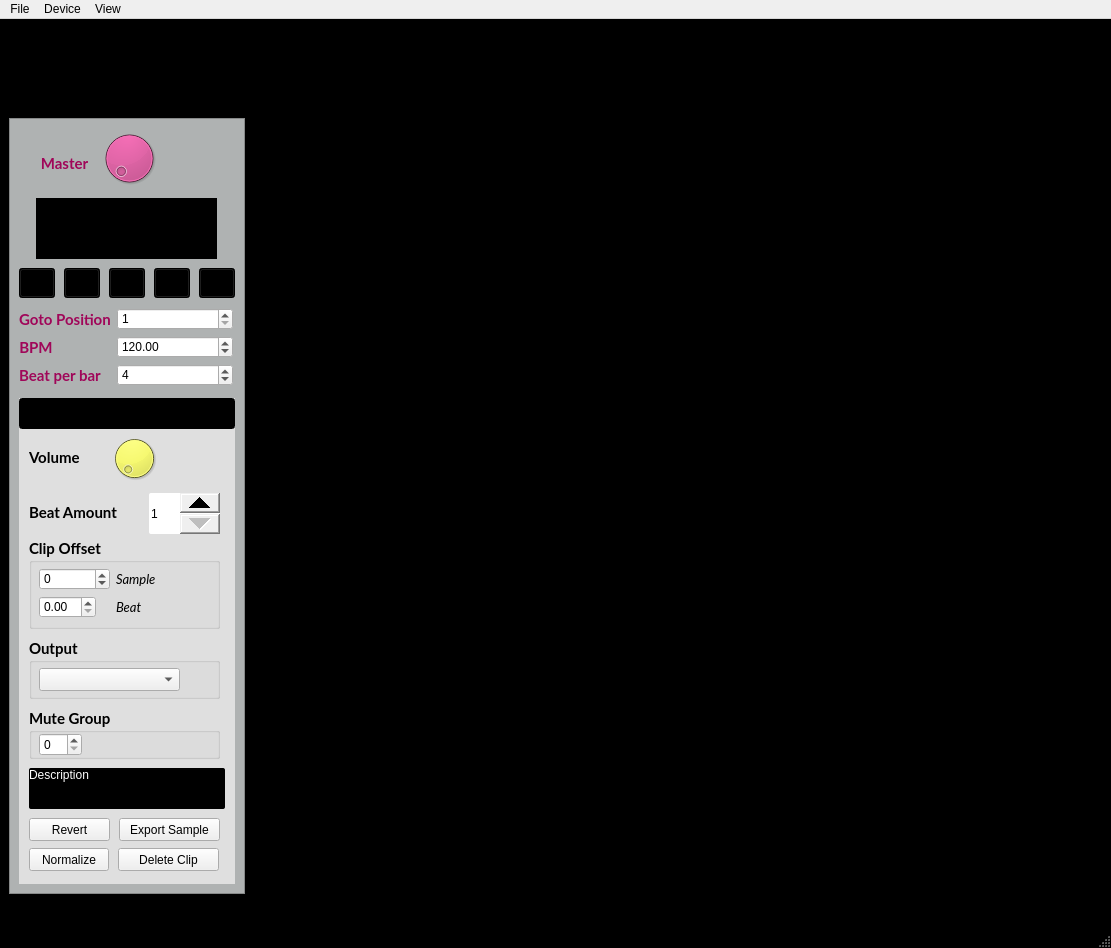
This is gui_ui.ui in Vampouille/superboucle as Qt 5 draws it before an edit. The edited form follows.
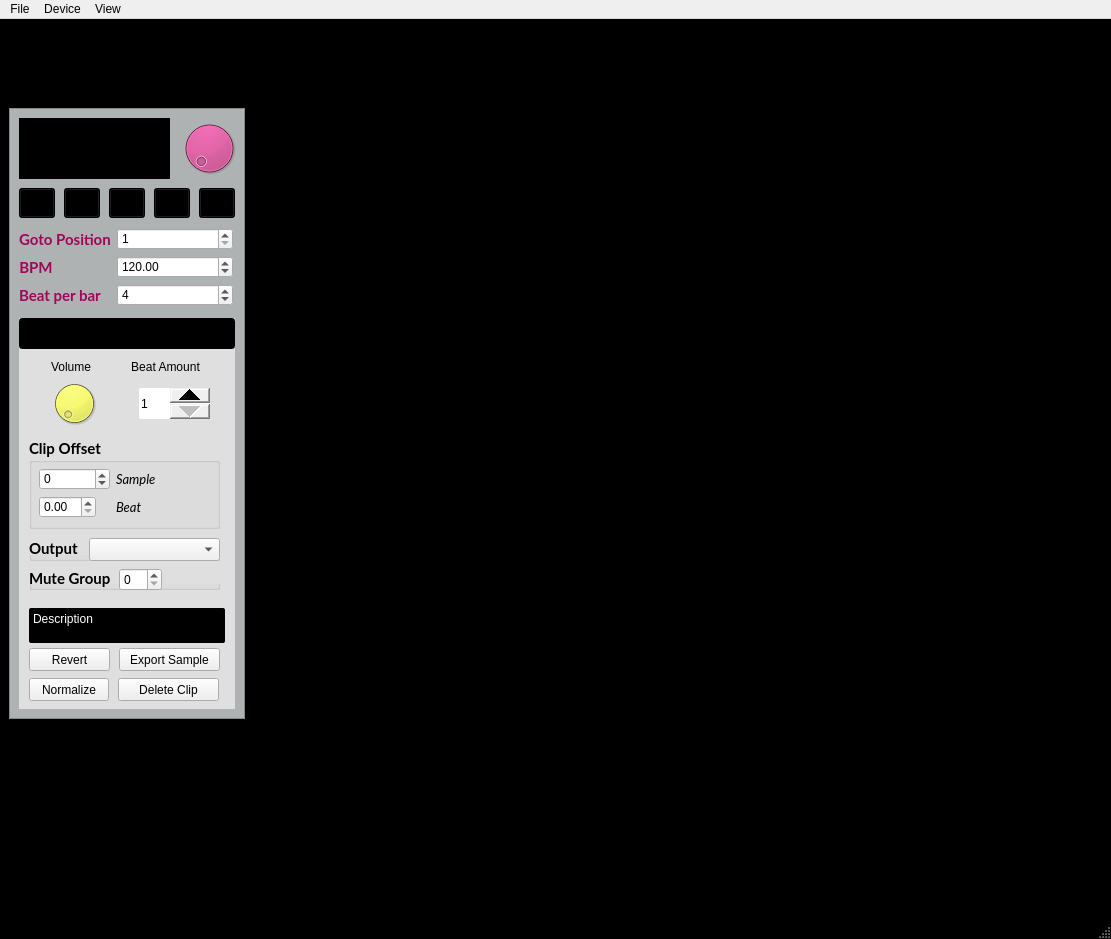
This is the edited form. Icons and pictures are not drawn. Custom widgets are drawn as their Qt base class.

Commit message:
Adapt UI to fit on laptop
Adapt UI to scren height on laptop : 768 px minus window manager bar
~742 px. Left part of UI fit on 719px.

Patch:
```diff
--- a/gui_ui.ui
+++ b/gui_ui.ui
@@ -7,7 +7,7 @@
     <x>0</x>
     <y>0</y>
     <width>1111</width>
-    <height>948</height>
+    <height>939</height>
    </rect>
   </property>
   <property name="windowTitle">
@@ -24,7 +24,7 @@
    <property name="styleSheet">
     <string notr="true">#centralwidget {background-color: Black;}</string>
    </property>
-   <layout class="QHBoxLayout" name="horizontalLayout" stretch="0,9">
+   <layout class="QHBoxLayout" name="horizontalLayout" stretch="0,0">
     <property name="spacing">
      <number>6</number>
     </property>
@@ -85,9 +85,9 @@
          <property name="geometry">
           <rect>
            <x>0</x>
-           <y>90</y>
+           <y>80</y>
            <width>236</width>
-           <height>776</height>
+           <height>611</height>
           </rect>
          </property>
          <property name="styleSheet">
@@ -103,7 +103,7 @@
          <widget class="QSuperDial" name="master_volume">
           <property name="geometry">
            <rect>
-            <x>90</x>
+            <x>170</x>
             <y>10</y>
             <width>60</width>
             <height>60</height>
@@ -123,41 +123,13 @@
            <number>256</number>
           </property>
          </widget>
-         <widget class="QLabel" name="label_6">
-          <property name="geometry">
-           <rect>
-            <x>10</x>
-            <y>30</y>
-            <width>91</width>
-            <height>30</height>
-           </rect>
-          </property>
-          <property name="font">
-           <font>
-            <family>Lato</family>
-            <pointsize>11</pointsize>
-            <weight>75</weight>
-            <bold>true</bold>
-            <kerning>true</kerning>
-           </font>
-          </property>
-          <property name="styleSheet">
-           <string notr="true">color: rgb(160, 6, 89);</string>
-          </property>
-          <property name="text">
-           <string>Master</string>
-          </property>
-          <property name="alignment">
-           <set>Qt::AlignCenter</set>
-          </property>
-         </widget>
          <widget class="QFrame" name="frame_clip">
           <property name="geometry">
            <rect>
             <x>10</x>
-            <y>280</y>
+            <y>210</y>
             <width>216</width>
-            <height>486</height>
+            <height>391</height>
            </rect>
           </property>
           <property name="styleSheet">
@@ -193,108 +165,20 @@
             <set>Qt::AlignCenter</set>
            </property>
           </widget>
-          <widget class="QLabel" name="label_5">
-           <property name="geometry">
-            <rect>
-             <x>10</x>
-             <y>50</y>
-             <width>71</width>
-             <height>19</height>
-            </rect>
-           </property>
-           <property name="font">
-            <font>
-             <family>Lato</family>
-             <pointsize>11</pointsize>
-             <weight>75</weight>
-             <bold>true</bold>
-            </font>
-           </property>
-           <property name="text">
-            <string>Volume</string>
-           </property>
-           <property name="alignment">
-            <set>Qt::AlignLeading|Qt::AlignLeft|Qt::AlignVCenter</set>
-           </property>
-          </widget>
-          <widget class="QSuperDial" name="clip_volume">
-           <property name="enabled">
-            <bool>true</bool>
-           </property>
-           <property name="geometry">
-            <rect>
-             <x>90</x>
-             <y>35</y>
-             <width>51</width>
-             <height>51</height>
-            </rect>
-           </property>
-           <property name="styleSheet">
-            <string notr="true">background-color: rgb(241, 248, 0);
-color: black;</string>
-           </property>
-           <property name="maximum">
-            <number>256</number>
-           </property>
-           <property name="singleStep">
-            <number>1</number>
-           </property>
-          </widget>
-          <widget class="QLabel" name="label_4">
-           <property name="geometry">
-            <rect>
-             <x>10</x>
-             <y>105</y>
-             <width>111</width>
-             <height>19</height>
-            </rect>
-           </property>
-           <property name="font">
-            <font>
-             <family>Lato</family>
-             <pointsize>11</pointsize>
-             <weight>75</weight>
-             <bold>true</bold>
-            </font>
-           </property>
-           <property name="text">
-            <string>Beat Amount</string>
-           </property>
-          </widget>
-          <widget class="QSpinBox" name="beat_diviser">
-           <property name="geometry">
-            <rect>
-             <x>130</x>
-             <y>95</y>
-             <width>71</width>
-             <height>41</height>
-            </rect>
-           </property>
-           <property name="styleSheet">
-            <string notr="true">QSpinBox::up-button { width: 40px; }
-QSpinBox::down-button { width: 40px; }
-QSpinBox { border : 0px; border-radius: 2px}</string>
-           </property>
-           <property name="minimum">
-            <number>1</number>
-           </property>
-           <property name="maximum">
-            <number>999</number>
-           </property>
-          </widget>
           <widget class="QLabel" name="clip_description">
            <property name="geometry">
             <rect>
              <x>10</x>
-             <y>370</y>
+             <y>290</y>
              <width>196</width>
-             <height>41</height>
+             <height>35</height>
             </rect>
            </property>
            <property name="styleSheet">
             <string notr="true">color: white;
 background-color: black;
-border-radius: 2px;</string>
+border-radius: 2px;
+padding: 1px;</string>
            </property>
            <property name="text">
             <string>Description</string>
@@ -307,7 +191,7 @@
            <property name="geometry">
             <rect>
              <x>99</x>
-             <y>450</y>
+             <y>360</y>
              <width>101</width>
              <height>23</height>
             </rect>
@@ -320,7 +204,7 @@
            <property name="geometry">
             <rect>
              <x>100</x>
-             <y>420</y>
+             <y>330</y>
              <width>101</width>
              <height>23</height>
             </rect>
@@ -333,7 +217,7 @@
            <property name="geometry">
             <rect>
              <x>10</x>
-             <y>450</y>
+             <y>360</y>
              <width>80</width>
              <height>23</height>
             </rect>
@@ -346,7 +230,7 @@
            <property name="geometry">
             <rect>
              <x>10</x>
-             <y>420</y>
+             <y>330</y>
              <width>81</width>
              <height>23</height>
             </rect>
@@ -359,9 +243,9 @@
            <property name="geometry">
             <rect>
              <x>10</x>
-             <y>310</y>
+             <y>250</y>
              <width>191</width>
-             <height>51</height>
+             <height>22</height>
             </rect>
            </property>
            <property name="font">
@@ -378,8 +262,8 @@
            <widget class="QSpinBox" name="mute_group">
             <property name="geometry">
              <rect>
-              <x>10</x>
-              <y>25</y>
+              <x>90</x>
+              <y>0</y>
               <width>43</width>
               <height>23</height>
              </rect>
@@ -390,7 +274,7 @@
            <property name="geometry">
             <rect>
              <x>10</x>
-             <y>140</y>
+             <y>120</y>
              <width>191</width>
              <height>91</height>
             </rect>
@@ -474,9 +358,9 @@
            <property name="geometry">
             <rect>
              <x>10</x>
-             <y>240</y>
+             <y>220</y>
              <width>191</width>
-             <height>61</height>
+             <height>23</height>
             </rect>
            </property>
            <property name="font">
@@ -493,12 +377,88 @@
            <widget class="QComboBox" name="output">
             <property name="geometry">
              <rect>
+              <x>60</x>
+              <y>0</y>
+              <width>131</width>
+              <height>23</height>
+             </rect>
+            </property>
+           </widget>
+          </widget>
+          <widget class="QGroupBox" name="groupBox_4">
+           <property name="geometry">
+            <rect>
+             <x>30</x>
+             <y>40</y>
+             <width>51</width>
+             <height>71</height>
+            </rect>
+           </property>
+           <property name="styleSheet">
+            <string notr="true">border:none</string>
+           </property>
+           <property name="title">
+            <string>Volume</string>
+           </property>
+           <widget class="QSuperDial" name="clip_volume">
+            <property name="enabled">
+             <bool>true</bool>
+            </property>
+            <property name="geometry">
+             <rect>
+              <x>0</x>
+              <y>20</y>
+              <width>51</width>
+              <height>51</height>
+             </rect>
+            </property>
+            <property name="styleSheet">
+             <string notr="true">background-color: rgb(241, 248, 0);
+color: black;</string>
+            </property>
+            <property name="maximum">
+             <number>256</number>
+            </property>
+            <property name="singleStep">
+             <number>1</number>
+            </property>
+           </widget>
+          </widget>
+          <widget class="QGroupBox" name="groupBox_5">
+           <property name="geometry">
+            <rect>
+             <x>110</x>
+             <y>40</y>
+             <width>91</width>
+             <height>71</height>
+            </rect>
+           </property>
+           <property name="styleSheet">
+            <string notr="true">border:none</string>
+           </property>
+           <property name="title">
+            <string>Beat Amount</string>
+           </property>
+           <widget class="QSpinBox" name="beat_diviser">
+            <property name="geometry">
+             <rect>
               <x>10</x>
               <y>30</y>
-              <width>141</width>
-              <height>23</height>
+              <width>71</width>
+              <height>31</height>
              </rect>
             </property>
+            <property name="styleSheet">
+             <string notr="true">QSpinBox::up-button { width: 40px; }
+QSpinBox::down-button { width: 40px; }
+QSpinBox { border : 0px; border-radius: 2px}</string>
+            </property>
+            <property name="minimum">
+             <number>1</number>
+            </property>
+            <property name="maximum">
+             <number>999</number>
+            </property>
            </widget>
           </widget>
          </widget>
@@ -506,7 +466,7 @@
           <property name="geometry">
            <rect>
             <x>55</x>
-            <y>150</y>
+            <y>80</y>
             <width>36</width>
             <height>30</height>
            </rect>
@@ -534,7 +494,7 @@
           <property name="geometry">
            <rect>
             <x>100</x>
-            <y>150</y>
+            <y>80</y>
             <width>36</width>
             <height>30</height>
            </rect>
@@ -562,7 +522,7 @@
           <property name="geometry">
            <rect>
             <x>10</x>
-            <y>150</y>
+            <y>80</y>
             <width>36</width>
             <height>30</height>
            </rect>
@@ -586,40 +546,11 @@
            </size>
           </property>
          </widget>
-         <widget class="QLabel" name="bbtLabel">
-          <property name="geometry">
-           <rect>
-            <x>27</x>
-            <y>80</y>
-            <width>181</width>
-            <height>61</height>
-           </rect>
-          </property>
-          <property name="font">
-           <font>
-            <family>Lato</family>
-            <pointsize>14</pointsize>
-            <weight>75</weight>
-            <bold>true</bold>
-            <kerning>true</kerning>
-           </font>
-          </property>
-          <property name="styleSheet">
-           <string notr="true">background-color: black;
-color: rgb(0, 255, 0);</string>
-          </property>
-          <property name="text">
-           <string/>
-          </property>
-          <property name="alignment">
-           <set>Qt::AlignCenter</set>
-          </property>
-         </widget>
          <widget class="QPushButton" name="gotoButton">
           <property name="geometry">
            <rect>
             <x>190</x>
-            <y>150</y>
+            <y>80</y>
             <width>36</width>
             <height>30</height>
            </rect>
@@ -647,7 +578,7 @@
           <property name="geometry">
            <rect>
             <x>10</x>
-            <y>190</y>
+            <y>120</y>
             <width>214</width>
             <height>113</height>
            </rect>
@@ -758,7 +689,7 @@
           <property name="geometry">
            <rect>
             <x>145</x>
-            <y>150</y>
+            <y>80</y>
             <width>36</width>
             <height>30</height>
            </rect>
@@ -782,6 +713,45 @@
            </size>
           </property>
          </widget>
+         <widget class="QLabel" name="bbtLabel">
+          <property name="geometry">
+           <rect>
+            <x>10</x>
+            <y>10</y>
+            <width>151</width>
+            <height>61</height>
+           </rect>
+          </property>
+          <property name="font">
+           <font>
+            <family>Lato</family>
+            <pointsize>14</pointsize>
+            <weight>75</weight>
+            <bold>true</bold>
+            <kerning>true</kerning>
+           </font>
+          </property>
+          <property name="styleSheet">
+           <string notr="true">background-color: black;
+color: rgb(0, 255, 0);</string>
+          </property>
+          <property name="text">
+           <string/>
+          </property>
+          <property name="alignment">
+           <set>Qt::AlignCenter</set>
+          </property>
+         </widget>
+         <zorder>master_volume</zorder>
+         <zorder>frame_clip</zorder>
+         <zorder>playButton</zorder>
+         <zorder>pauseButton</zorder>
+         <zorder>rewindButton</zorder>
+         <zorder>gotoButton</zorder>
+         <zorder>formLayoutWidget</zorder>
+         <zorder>recordButton</zorder>
+         <zorder>label_7</zorder>
+         <zorder>bbtLabel</zorder>
         </widget>
        </widget>
       </item>
```
Left out of the diff: 4 changed lines with no effect on the pictures. The commit also changes 1 other file.
